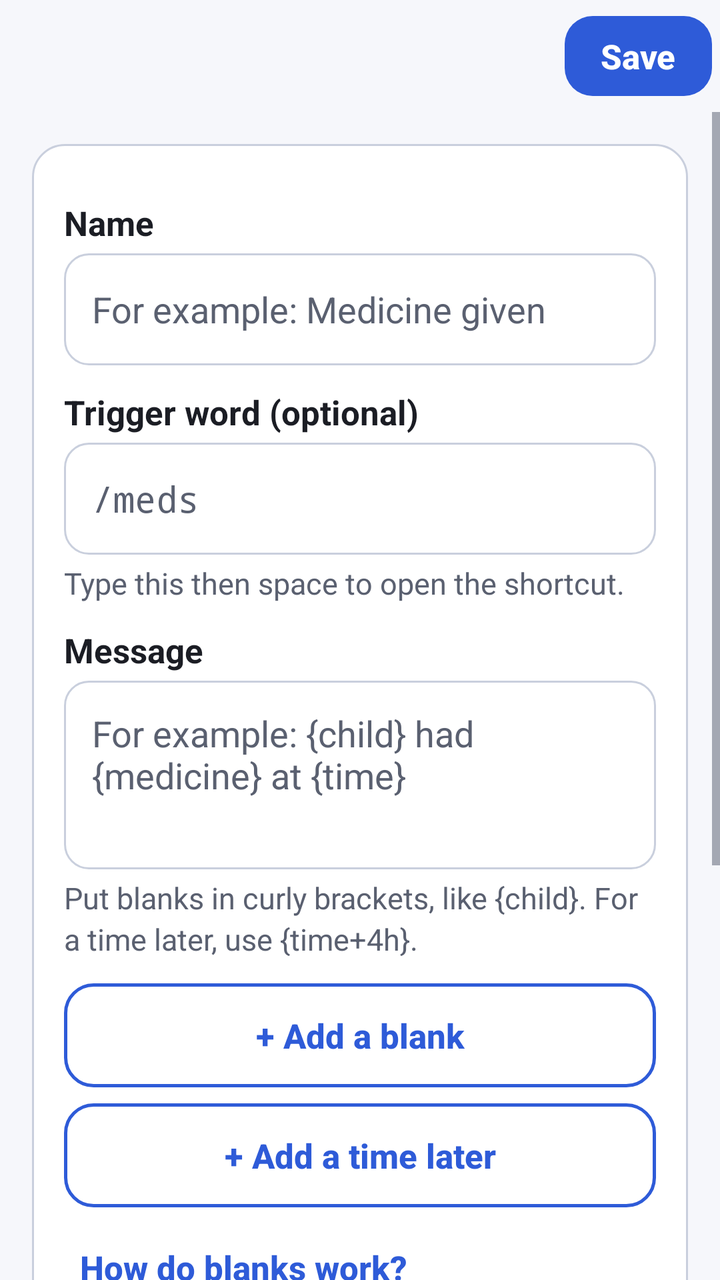
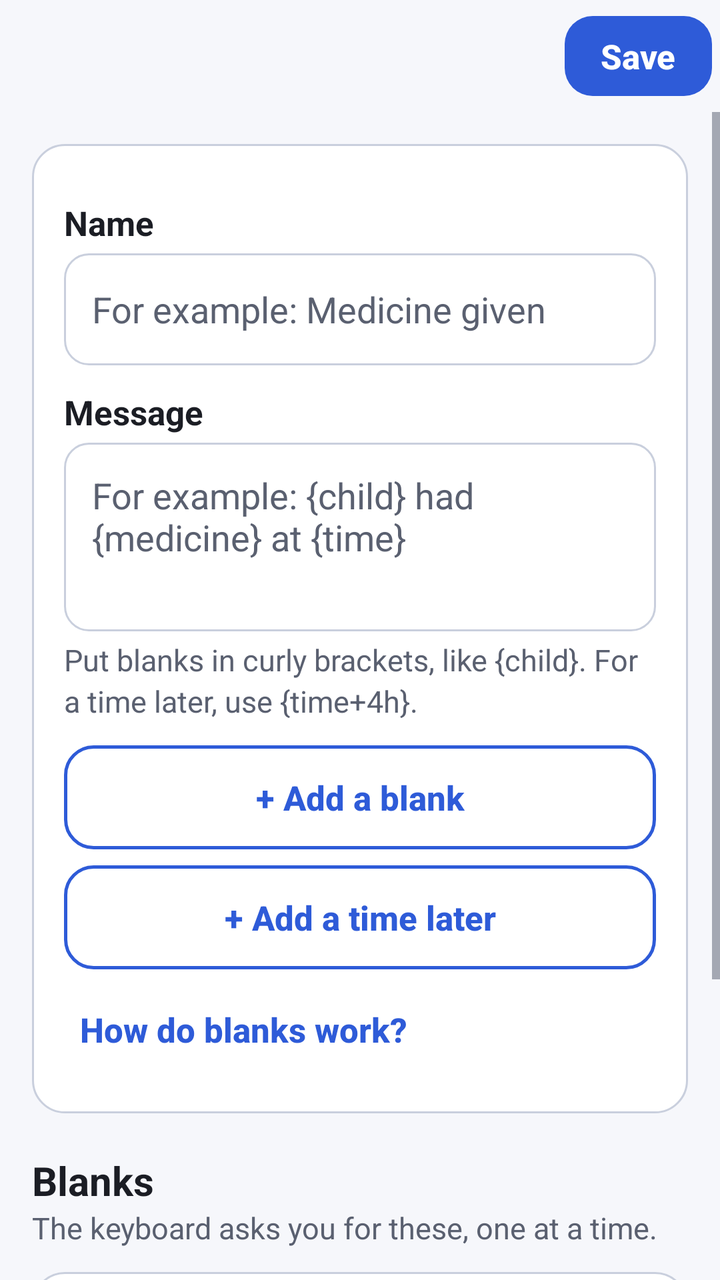

Two renders of the same Android screen: before a commit and after it. Below are the layout's source before the change and the commit's diff.
<!-- AndroidManifest.xml: application theme AppTheme -->
<!-- res/layout/activity_edit_shortcut.xml -->
<?xml version="1.0" encoding="utf-8"?>
<LinearLayout xmlns:android="http://schemas.android.com/apk/res/android"
    android:id="@+id/edit_root"
    android:layout_width="match_parent"
    android:layout_height="match_parent"
    android:background="@color/background"
    android:orientation="vertical">

    
    <LinearLayout
        android:id="@+id/edit_top_bar"
        android:layout_width="match_parent"
        android:layout_height="wrap_content"
        android:background="@color/background"
        android:orientation="vertical">

        <Toolbar
            android:id="@+id/edit_toolbar"
            android:layout_width="match_parent"
            android:layout_height="?android:attr/actionBarSize">

            <Button
                android:id="@+id/edit_toolbar_save"
                style="@style/AppButton.Toolbar"
                android:layout_height="wrap_content"
                android:layout_gravity="end|center_vertical"
                android:layout_marginEnd="@dimen/app_gap_tiny"
                android:text="@string/edit_save" />
        </Toolbar>
    </LinearLayout>

    <ScrollView
        android:id="@+id/edit_scroll"
        android:layout_width="match_parent"
        android:layout_height="0dp"
        android:layout_weight="1"
        android:fillViewport="true">

        <LinearLayout
            android:id="@+id/edit_content"
            android:layout_width="match_parent"
            android:layout_height="wrap_content"
            android:focusable="true"
            android:focusableInTouchMode="true"
            android:orientation="vertical"
            android:padding="@dimen/app_screen_padding">

            
            <LinearLayout
                style="@style/AppCard"
                android:paddingTop="4dp">

                <TextView
                    style="@style/AppText.Label"
                    android:layout_width="match_parent"
                    android:layout_height="wrap_content"
                    android:labelFor="@+id/edit_name"
                    android:text="@string/edit_name_label" />

                <EditText
                    android:id="@+id/edit_name"
                    style="@style/AppField"
                    android:hint="@string/edit_name_hint"
                    android:importantForAutofill="no"
                    android:imeOptions="actionNext"
                    android:inputType="textCapSentences"
                    android:maxLines="1"
                    android:saveEnabled="false" />

                <TextView
                    android:id="@+id/edit_name_error"
                    style="@style/AppText.Error"
                    android:layout_width="match_parent"
                    android:layout_height="wrap_content" />

                <TextView
                    style="@style/AppText.Label"
                    android:layout_width="match_parent"
                    android:layout_height="wrap_content"
                    android:labelFor="@+id/edit_trigger"
                    android:text="@string/edit_trigger_label" />

                <EditText
                    android:id="@+id/edit_trigger"
                    style="@style/AppField"
                    android:fontFamily="monospace"
                    android:hint="@string/edit_trigger_hint"
                    android:importantForAutofill="no"
                    android:imeOptions="actionNext"
                    android:inputType="text|textNoSuggestions"
                    android:maxLines="1"
                    android:saveEnabled="false" />

                <TextView
                    style="@style/AppText.Help"
                    android:layout_width="match_parent"
                    android:layout_height="wrap_content"
                    android:text="@string/edit_trigger_help" />

                <TextView
                    android:id="@+id/edit_trigger_error"
                    style="@style/AppText.Error"
                    android:layout_width="match_parent"
                    android:layout_height="wrap_content" />

                <TextView
                    style="@style/AppText.Label"
                    android:layout_width="match_parent"
                    android:layout_height="wrap_content"
                    android:labelFor="@+id/edit_message"
                    android:text="@string/edit_message_label" />

                <EditText
                    android:id="@+id/edit_message"
                    style="@style/AppField"
                    android:gravity="top|start"
                    android:hint="@string/edit_message_hint"
                    android:importantForAutofill="no"
                    android:inputType="textMultiLine|textCapSentences"
                    android:minLines="3"
                    android:saveEnabled="false" />

                <TextView
                    style="@style/AppText.Help"
                    android:layout_width="match_parent"
                    android:layout_height="wrap_content"
                    android:text="@string/edit_message_help" />

                <TextView
                    android:id="@+id/edit_message_error"
                    style="@style/AppText.Error"
                    android:layout_width="match_parent"
                    android:layout_height="wrap_content" />

                <Button
                    android:id="@+id/edit_add_blank"
                    style="@style/AppButton.Outline"
                    android:layout_marginTop="@dimen/app_gap"
                    android:text="@string/edit_add_blank" />

                <Button
                    android:id="@+id/edit_add_time_later"
                    style="@style/AppButton.Outline"
                    android:layout_marginTop="@dimen/app_gap_small"
                    android:text="@string/edit_add_time_later" />

                <Button
                    android:id="@+id/edit_help"
                    style="@style/AppButton.Text"
                    android:layout_marginTop="@dimen/app_gap_tiny"
                    android:text="@string/edit_help_link" />
            </LinearLayout>

            
            <TextView
                style="@style/AppText.Section"
                android:layout_width="match_parent"
                android:layout_height="wrap_content"
                android:layout_marginBottom="0dp"
                android:accessibilityHeading="true"
                android:text="@string/edit_blanks_title" />

            <TextView
                style="@style/AppText.Help"
                android:layout_width="match_parent"
                android:layout_height="wrap_content"
                android:layout_marginTop="0dp"
                android:layout_marginBottom="@dimen/app_gap"
                android:text="@string/edit_blanks_help" />

            <LinearLayout
                android:id="@+id/edit_blanks"
                android:layout_width="match_parent"
                android:layout_height="wrap_content"
                android:orientation="vertical" />

            <TextView
                android:id="@+id/edit_no_blanks"
                style="@style/AppText.Help"
                android:layout_width="match_parent"
                android:layout_height="wrap_content"
                android:layout_marginTop="0dp"
                android:layout_marginBottom="@dimen/app_gap"
                android:text="@string/edit_no_blanks"
                android:visibility="gone" />

            <TextView
                android:id="@+id/edit_built_in_note"
                style="@style/AppText.Help"
                android:layout_width="match_parent"
                android:layout_height="wrap_content"
                android:layout_marginTop="0dp"
                android:layout_marginBottom="@dimen/app_gap"
                android:text="@string/edit_built_in_note"
                android:visibility="gone" />

            
            <LinearLayout style="@style/AppCard">

                <TextView
                    style="@style/AppText.Heading"
                    android:layout_width="match_parent"
                    android:layout_height="wrap_content"
                    android:text="@string/edit_preview_title" />

                <TextView
                    style="@style/AppText.Help"
                    android:layout_width="match_parent"
                    android:layout_height="wrap_content"
                    android:text="@string/edit_preview_help" />

                <TextView
                    android:id="@+id/edit_preview"
                    style="@style/AppText"
                    android:layout_width="match_parent"
                    android:layout_height="wrap_content"
                    android:layout_marginTop="@dimen/app_gap"
                    android:textSize="@dimen/app_text_field" />
            </LinearLayout>

            <Button
                android:id="@+id/edit_save_button"
                style="@style/AppButton.Primary"
                android:layout_marginTop="@dimen/app_gap_small"
                android:text="@string/edit_save_button" />
        </LinearLayout>
    </ScrollView>
</LinearLayout>
<!-- resources referenced by this layout -->
<resources>
  <color name="background">#F6F7FB</color>
  <dimen name="app_gap">12dp</dimen>
  <dimen name="app_gap_small">8dp</dimen>
  <dimen name="app_gap_tiny">4dp</dimen>
  <dimen name="app_screen_padding">16dp</dimen>
  <dimen name="app_text_field">18sp</dimen>
  <string name="edit_add_blank">+ Add a blank</string>
  <string name="edit_add_time_later">+ Add a time later</string>
  <string name="edit_blanks_help">The keyboard asks you for these, one at a time.</string>
  <string name="edit_blanks_title">Blanks</string>
  <string name="edit_built_in_note">{now} and {today} fill in by themselves. They are the time now and today’s date.</string>
  <string name="edit_help_link">How do blanks work?</string>
  <string name="edit_message_help">Put blanks in curly brackets, like {child}. For a time later, use {time+4h}.</string>
  <string name="edit_message_hint">For example: {child} had {medicine} at {time}</string>
  <string name="edit_message_label">Message</string>
  <string name="edit_name_hint">For example: Medicine given</string>
  <string name="edit_name_label">Name</string>
  <string name="edit_no_blanks">No blanks yet. Tap “+ Add a blank” to add one.</string>
  <string name="edit_preview_help">How the message will look.</string>
  <string name="edit_preview_title">Preview</string>
  <string name="edit_save">Save</string>
  <string name="edit_save_button">Save shortcut</string>
  <string name="edit_trigger_help">Type this then space to open the shortcut.</string>
  <string name="edit_trigger_hint" translatable="false">/meds</string>
  <string name="edit_trigger_label">Trigger word (optional)</string>
  <style name="AppButton.Outline">
          <item name="android:background">@drawable/app_button_outline</item>
          <item name="android:textColor">@color/primary</item>
      </style>
  <style name="AppButton.Primary">
          <item name="android:background">@drawable/app_button_primary</item>
          <item name="android:textColor">@color/on_primary</item>
      </style>
  <style name="AppText">
          <item name="android:textColor">@color/text_primary</item>
          <item name="android:textSize">@dimen/app_text_body</item>
          <item name="android:lineSpacingMultiplier">1.15</item>
      </style>
  <style name="AppText.Heading">
          <item name="android:textSize">@dimen/app_text_heading</item>
          <item name="android:textStyle">bold</item>
      </style>
  <style name="AppText.Help">
          <item name="android:textColor">@color/text_secondary</item>
          <item name="android:textSize">@dimen/app_text_help</item>
          <item name="android:layout_marginTop">@dimen/app_gap_tiny</item>
      </style>
  <style name="AppText.Label">
          <item name="android:textStyle">bold</item>
          <item name="android:layout_marginTop">@dimen/app_gap</item>
          <item name="android:layout_marginBottom">@dimen/app_gap_tiny</item>
      </style>
  <style name="AppText.Section">
          <item name="android:textSize">@dimen/app_text_section</item>
          <item name="android:textStyle">bold</item>
          <item name="android:layout_marginTop">@dimen/app_gap_small</item>
          <item name="android:layout_marginBottom">@dimen/app_gap_small</item>
      </style>
  <style name="AppTheme" parent="Base.AppTheme" />
  <color name="primary">#2E5BD8</color>
  <color name="on_primary">#FFFFFF</color>
  <dimen name="app_toolbar_button_height">40dp</dimen>
  <dimen name="app_card_padding">16dp</dimen>
  <dimen name="app_field_min_height">56dp</dimen>
  <dimen name="app_field_padding">14dp</dimen>
  <color name="text_primary">#1B1D24</color>
  <color name="text_secondary">#5A6070</color>
  <dimen name="app_text_body">17sp</dimen>
  <color name="danger">#C5221F</color>
  <dimen name="app_text_help">15sp</dimen>
  <dimen name="app_text_heading">19sp</dimen>
  <dimen name="app_text_section">20sp</dimen>
  <color name="surface">#FFFFFF</color>
  <color name="outline">#C9CFDD</color>
  <!-- unchanged entries left out for length: 11 -->
</resources>

<!-- the commit's change to res/layout/activity_edit_shortcut.xml (unified diff, before → after) -->
@@ -44,6 +44,17 @@
             android:focusableInTouchMode="true"
             android:orientation="vertical"
             android:padding="@dimen/app_screen_padding">
+
+            
+            <TextView
+                android:id="@+id/edit_folder"
+                style="@style/AppText.Help"
+                android:layout_width="match_parent"
+                android:layout_height="wrap_content"
+                android:layout_marginBottom="@dimen/app_gap"
+                android:paddingStart="4dp"
+                android:paddingEnd="4dp"
+                android:visibility="gone" />
 
             
             <LinearLayout
@@ -77,36 +88,6 @@
                     style="@style/AppText.Label"
                     android:layout_width="match_parent"
                     android:layout_height="wrap_content"
-                    android:labelFor="@+id/edit_trigger"
-                    android:text="@string/edit_trigger_label" />
-
-                <EditText
-                    android:id="@+id/edit_trigger"
-                    style="@style/AppField"
-                    android:fontFamily="monospace"
-                    android:hint="@string/edit_trigger_hint"
-                    android:importantForAutofill="no"
-                    android:imeOptions="actionNext"
-                    android:inputType="text|textNoSuggestions"
-                    android:maxLines="1"
-                    android:saveEnabled="false" />
-
-                <TextView
-                    style="@style/AppText.Help"
-                    android:layout_width="match_parent"
-                    android:layout_height="wrap_content"
-                    android:text="@string/edit_trigger_help" />
-
-                <TextView
-                    android:id="@+id/edit_trigger_error"
-                    style="@style/AppText.Error"
-                    android:layout_width="match_parent"
-                    android:layout_height="wrap_content" />
-
-                <TextView
-                    style="@style/AppText.Label"
-                    android:layout_width="match_parent"
-                    android:layout_height="wrap_content"
                     android:labelFor="@+id/edit_message"
                     android:text="@string/edit_message_label" />
 
<!-- resource entries referenced after the edit -->
@@ -22,9 +22,6 @@
   <string name="edit_preview_title">Preview</string>
   <string name="edit_save">Save</string>
   <string name="edit_save_button">Save shortcut</string>
-  <string name="edit_trigger_help">Type this then space to open the shortcut.</string>
-  <string name="edit_trigger_hint" translatable="false">/meds</string>
-  <string name="edit_trigger_label">Trigger word (optional)</string>
   <style name="AppButton.Outline">
           <item name="android:background">@drawable/app_button_outline</item>
           <item name="android:textColor">@color/primary</item>
